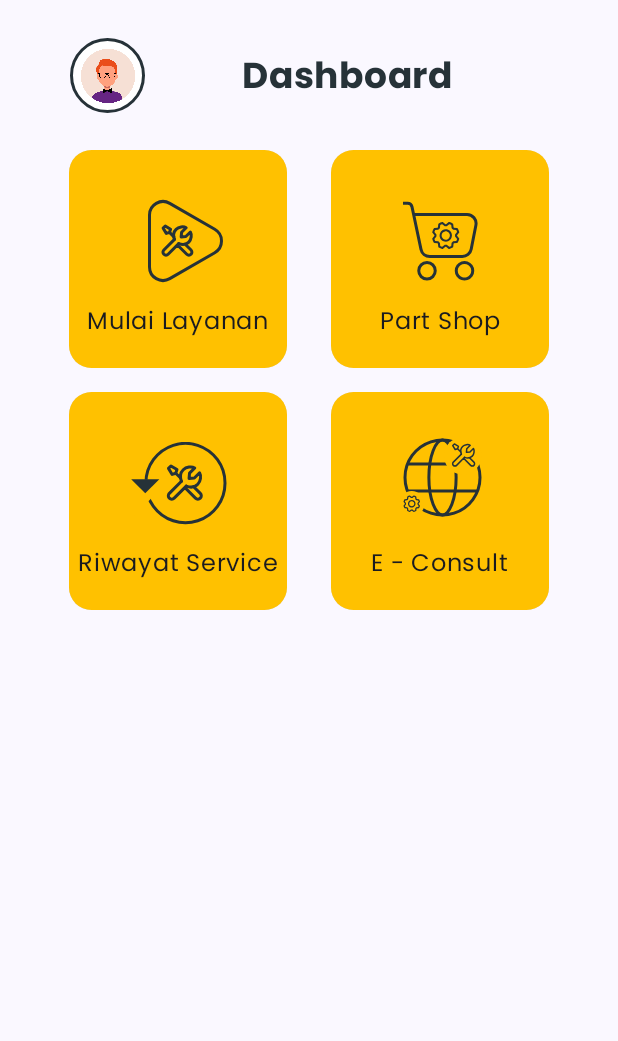
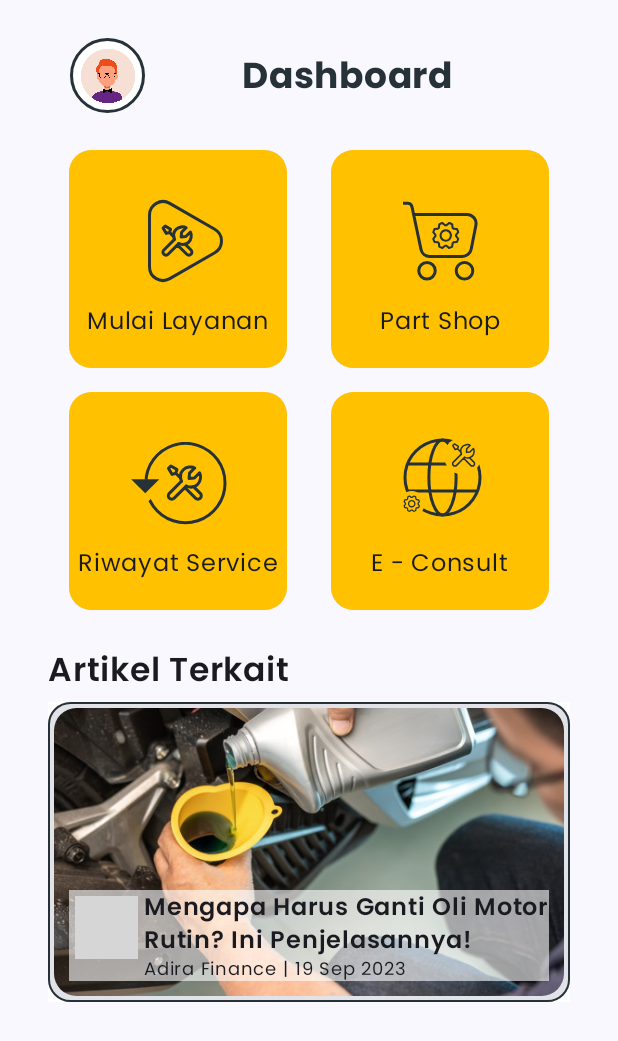
Before and after one commit to rickyeeez/HiService_, an Android app built with Jetpack Compose: the DashboardContent screen opened through its navigation route, on a phone screen of 412 x 824 dp. Shown: the top 1041 px of the screen. Run offline under Robolectric (Android 15) with nearby library versions, the phone set to English and light mode, and no system bars; our stand-ins replace accompanist; grey boxes are pictures that could not be loaded.

Commit message:
Add Carousel for Dashboard

```diff
--- a/app/build.gradle.kts
+++ b/app/build.gradle.kts
@@ -74,5 +74,9 @@ dependencies {
     implementation("com.google.accompanist:accompanist-pager:0.31.6-rc")
     implementation("com.google.accompanist:accompanist-pager-indicators:0.31.6-rc")
     implementation("androidx.compose.foundation:foundation:1.5.4")
-    implementation ("com.google.android.gms:play-services-maps:18.2.0")
+    implementation("com.google.android.gms:play-services-maps:18.2.0")
+
+    implementation("com.google.accompanist:accompanist-pager:0.20.0")
+    implementation("androidx.compose.ui:ui-util-android:1.5.4")
+    implementation("io.coil-kt:coil-compose:2.2.2")
 }
--- /dev/null
+++ b/app/src/main/java/com/hiservice/mobile/screen/afterlogin/dashboard/CarouselCard.kt
@@ -0,0 +1,162 @@
+@file:Suppress("DEPRECATION")
+
+package com.hiservice.mobile.screen.afterlogin.dashboard
+
+import androidx.compose.foundation.background
+import androidx.compose.foundation.border
+import androidx.compose.foundation.layout.Box
+import androidx.compose.foundation.layout.Column
+import androidx.compose.foundation.layout.PaddingValues
+import androidx.compose.foundation.layout.Row
+import androidx.compose.foundation.layout.fillMaxSize
+import androidx.compose.foundation.layout.fillMaxWidth
+import androidx.compose.foundation.layout.height
+import androidx.compose.foundation.layout.padding
+import androidx.compose.foundation.layout.width
+import androidx.compose.foundation.shape.RoundedCornerShape
+import androidx.compose.material3.Card
+import androidx.compose.material3.Text
+import androidx.compose.runtime.Composable
+import androidx.compose.ui.Alignment
+import androidx.compose.ui.Modifier
+import androidx.compose.ui.draw.clip
+import androidx.compose.ui.graphics.graphicsLayer
+import androidx.compose.ui.layout.ContentScale
+import androidx.compose.ui.platform.LocalContext
+import androidx.compose.ui.text.font.FontWeight
+import androidx.compose.ui.tooling.preview.Preview
+import androidx.compose.ui.unit.dp
+import androidx.compose.ui.unit.sp
+import androidx.compose.ui.util.lerp
+import coil.compose.AsyncImage
+import coil.request.ImageRequest
+import coil.size.Scale
+import com.google.accompanist.pager.HorizontalPager
+import com.google.accompanist.pager.calculateCurrentOffsetForPage
+import com.google.accompanist.pager.rememberPagerState
+import com.hiservice.mobile.R
+import com.hiservice.mobile.ui.theme.DarkCyan
+import com.hiservice.mobile.ui.theme.HiServiceTheme
+import com.hiservice.mobile.ui.theme.WhiteReal
+import kotlin.math.absoluteValue
+
+@Composable
+fun CarouselCard(){
+    val pagerState = rememberPagerState(initialPage = 0)
+
+    val sliderList = listOf(
+        R.drawable.imgarticle_ganti_oli,
+        R.drawable.imgarticle_handle_rem,
+        R.drawable.imgarticle_cvt_masalah
+    )
+
+    val sliderListTitle = listOf(
+        "Mengapa Harus Ganti Oli Motor Rutin? Ini Penjelasannya!",
+        "Handle Rem Motor Terasa Blong? Ternyata Ini Penyebabnya",
+        "Hati-Hati! Berikut 3 Faktor yang Membuat CVT Cepat Rusak"
+    )
+
+    val sliderListPublisherImg = listOf(
+        R.drawable.logo_adirafinance,
+        R.drawable.logo_suzuki,
+        R.drawable.logo_otorider
+    )
+
+    val sldierListPublisherName = listOf(
+        "Adira Finance | ",
+        "Suzuki | ",
+        "Otorider | "
+    )
+
+    val sliderListPublishDate = listOf(
+        "19 Sep 2023",
+        "12 Apr 2021",
+        "23 Sep 2020"
+    )
+
+    Column(modifier = Modifier.fillMaxSize()) {
+        Row {
+            HorizontalPager(
+                count = sliderList.size,
+                state = pagerState,
+                contentPadding = PaddingValues(horizontal = 32.dp),
+                modifier = Modifier
+                    .height(200.dp)
+            ){page ->
+                Card (
+                    shape = RoundedCornerShape(15.dp),
+                    modifier = Modifier
+                        .graphicsLayer {
+                            val pageOffset = calculateCurrentOffsetForPage(page).absoluteValue
+                            lerp(
+                                start = 0.50f,
+                                stop = 1f,
+                                fraction = 1f - pageOffset.coerceIn(0f, 1f)
+                            )
+                                .also { scale ->
+                                    scaleX = scale
+                                    scaleY = scale
+                                }
+                            alpha = lerp(
+                                start = 0.5f,
+                                stop = 1f,
+                                fraction = 1f - pageOffset.coerceIn(0f, 1f)
+                            )
+                        }
+                        .background(color = WhiteReal)
+                        .border(width = 1.dp, color = DarkCyan, RoundedCornerShape(15.dp))
+                ){
+                    Box(
+                        modifier = Modifier,
+                        Alignment.BottomStart
+                    ){
+                        AsyncImage(
+                            model = ImageRequest.Builder(LocalContext.current)
+                                .data(sliderList[page])
+                                .crossfade(true)
+                                .scale((Scale.FILL))
+                                .build(),
+                            contentScale = ContentScale.Crop,
+                            modifier = Modifier
+                                .height(200.dp)
+                                .fillMaxWidth()
+                                .padding(4.dp)
+                                .clip(RoundedCornerShape(15.dp)),
+                            contentDescription = null
+                        )
+                        Row (Modifier.padding(14.dp).background(color = WhiteReal.copy(alpha = 0.6f)).clip(RoundedCornerShape(15.dp))){
+                            AsyncImage(
+                                model = ImageRequest.Builder(LocalContext.current)
+                                    .data(sliderListPublisherImg[page])
+                                    .crossfade(true)
+                                    .scale((Scale.FILL))
+                                    .build(),
+                                modifier = Modifier
+                                    .height(50.dp)
+                                    .width(50.dp)
+                                    .padding(4.dp)
+                                    .clip(RoundedCornerShape(15.dp)),
+                                contentDescription = null
+                            )
+                            Column {
+                                Text(text = sliderListTitle[page], fontWeight = FontWeight.SemiBold)
+                                Row {
+                                    Text(text = sldierListPublisherName[page], fontSize = 12.sp)
+                                    Text(text = sliderListPublishDate[page], fontSize = 12.sp)
+                                }
+                            }
+                        }
+                    }
+                }
+            }
+        }
+    }
+}
+
+@Preview(showBackground = true)
+@Composable
+fun CarouselCardPreview(){
+    HiServiceTheme {
+        CarouselCard()
+    }
+}
--- a/app/src/main/java/com/hiservice/mobile/screen/afterlogin/dashboard/DashboardScreen.kt
+++ b/app/src/main/java/com/hiservice/mobile/screen/afterlogin/dashboard/DashboardScreen.kt
@@ -1,6 +1,6 @@
 package com.hiservice.mobile.screen.afterlogin.dashboard
 
-import androidx.compose.foundation.background
+import android.annotation.SuppressLint
 import androidx.compose.foundation.layout.Arrangement
 import androidx.compose.foundation.layout.Column
 import androidx.compose.foundation.layout.Row
@@ -9,14 +9,19 @@ import androidx.compose.foundation.layout.fillMaxSize
 import androidx.compose.foundation.layout.fillMaxWidth
 import androidx.compose.foundation.layout.height
 import androidx.compose.foundation.layout.padding
+import androidx.compose.material3.Text
 import androidx.compose.runtime.Composable
 import androidx.compose.ui.Modifier
+import androidx.compose.ui.text.font.FontWeight
 import androidx.compose.ui.tooling.preview.Preview
 import androidx.compose.ui.unit.dp
+import androidx.compose.ui.unit.sp
 import com.hiservice.mobile.R
 import com.hiservice.mobile.components.TopHeadBar
 import com.hiservice.mobile.ui.theme.HiServiceTheme
 
+
+@SuppressLint("UnusedMaterial3ScaffoldPaddingParameter")
 @Composable
 fun DashboardContent(modifier : Modifier = Modifier){
     Column(modifier = modifier.fillMaxSize()) {
@@ -36,6 +41,10 @@ fun DashboardContent(modifier : Modifier = Modifier){
             BoxMenuComponent(image = R.drawable.reminder_menu, text = "Riwayat Service")
             BoxMenuComponent(image = R.drawable.consult_menu, text = "E - Consult")
         }
+        Spacer(modifier = modifier.height(24.dp))
+        Text(text = "Artikel Terkait", fontWeight = FontWeight.SemiBold, fontSize = 22.sp, modifier = Modifier.padding(start = 32.dp, end = 32.dp))
+        Spacer(modifier = modifier.height(6.dp))
+        CarouselCard()
     }
 }
 
```
Also changed, not shown: app/src/main/res/drawable/imgarticle_cvt_masalah.jpeg (added), app/src/main/res/drawable/imgarticle_handle_rem.webp (added), app/src/main/res/drawable/logo_otorider.webp (added), app/src/main/res/drawable/logo_suzuki.webp (added).
